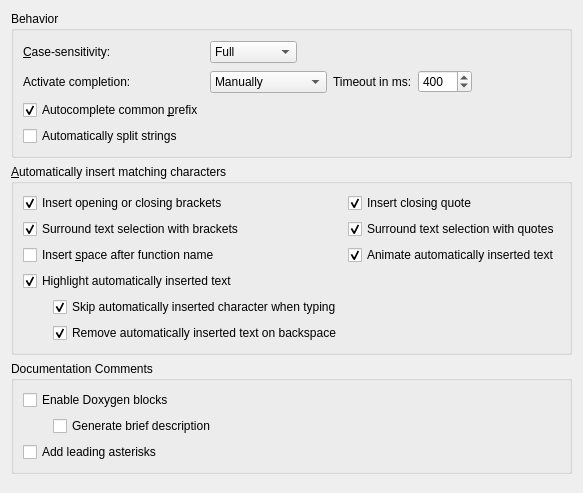
Qt form src/plugins/texteditor/completionsettingspage.ui (qt-creator/qt-creator) before a commit.
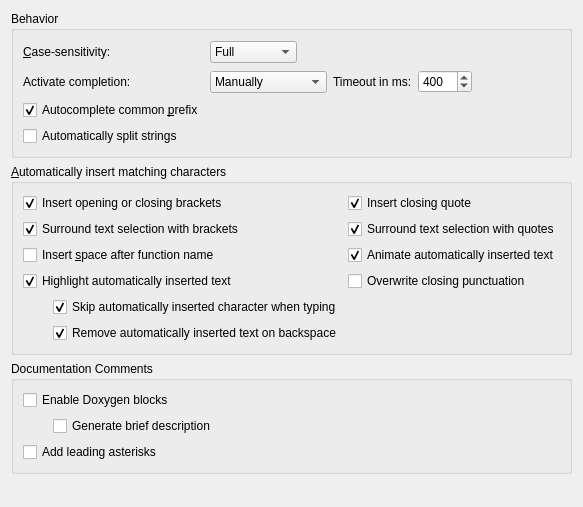
The same form after that commit.

Commit message: TextEditor: Type over punctuation that can be auto completed

The edit to the form file:
```diff
--- a/src/plugins/texteditor/completionsettingspage.ui
+++ b/src/plugins/texteditor/completionsettingspage.ui
@@ -7,7 +7,7 @@
     <x>0</x>
     <y>0</y>
     <width>551</width>
-    <height>493</height>
+    <height>507</height>
    </rect>
   </property>
   <layout class="QVBoxLayout" name="verticalLayout_2">
@@ -303,6 +303,16 @@
         </item>
        </layout>
       </item>
+      <item row="3" column="1">
+       <widget class="QCheckBox" name="overwriteClosingChars">
+        <property name="toolTip">
+         <string>Automatically overwrite closing parentheses and quotes.</string>
+        </property>
+        <property name="text">
+         <string>Overwrite closing punctuation</string>
+        </property>
+       </widget>
+      </item>
      </layout>
     </widget>
    </item>
```
The commit also changes 6 other files.
